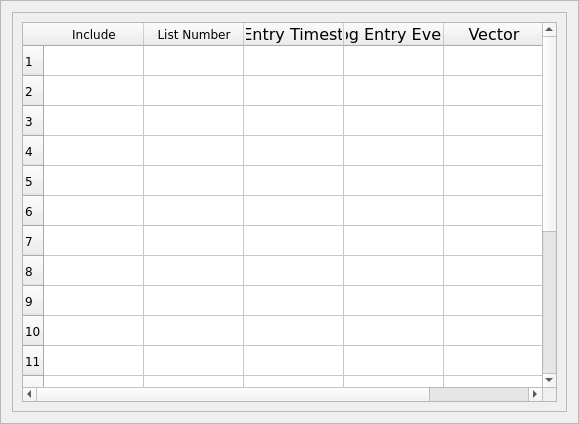
This is ui/log_entry_configuration.ui in CS4311-spring-2020/pick-tool-team14-keikaku as Qt 5 draws it before an edit. The edited form follows.
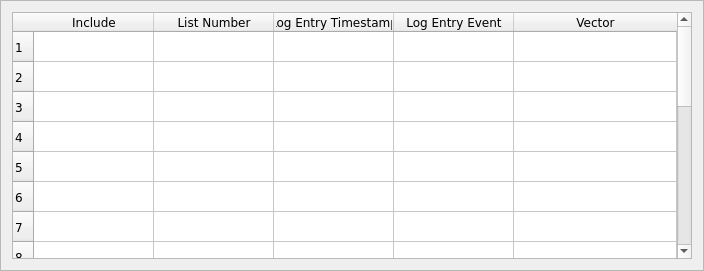
This is the edited form.

Commit message: Updated PyQT5-sip version. Cleaned up and unified change_configuration, event_configuration, log_entry_configuration, team_configuration, and vector_configuration.

```diff
--- a/ui/log_entry_configuration.ui
+++ b/ui/log_entry_configuration.ui
@@ -6,8 +6,8 @@
    <rect>
     <x>0</x>
     <y>0</y>
-    <width>579</width>
-    <height>424</height>
+    <width>704</width>
+    <height>271</height>
    </rect>
   </property>
   <property name="windowTitle">
@@ -21,27 +21,42 @@
   </property>
   <layout class="QGridLayout" name="gridLayout">
    <item row="0" column="0">
-    <widget class="QScrollArea" name="logEntryConfigScrollArea">
-     <property name="widgetResizable">
-      <bool>true</bool>
-     </property>
-     <widget class="QWidget" name="scrollAreaWidgetContents">
-      <property name="geometry">
-       <rect>
-        <x>0</x>
-        <y>0</y>
-        <width>551</width>
-        <height>396</height>
-       </rect>
-      </property>
-      <layout class="QGridLayout" name="gridLayout_2">
-       <item row="1" column="0">
         <widget class="QTableWidget" name="tableWidget">
+     <property name="minimumSize">
+      <size>
+       <width>680</width>
+       <height>0</height>
+      </size>
+     </property>
          <property name="font">
           <font>
            <family>Verdana</family>
           </font>
          </property>
+     <attribute name="horizontalHeaderVisible">
+      <bool>true</bool>
+     </attribute>
+     <attribute name="horizontalHeaderCascadingSectionResizes">
+      <bool>false</bool>
+     </attribute>
+     <attribute name="horizontalHeaderDefaultSectionSize">
+      <number>120</number>
+     </attribute>
+     <attribute name="horizontalHeaderMinimumSectionSize">
+      <number>60</number>
+     </attribute>
+     <attribute name="horizontalHeaderShowSortIndicator" stdset="0">
+      <bool>true</bool>
+     </attribute>
+     <attribute name="horizontalHeaderStretchLastSection">
+      <bool>true</bool>
+     </attribute>
+     <attribute name="verticalHeaderCascadingSectionResizes">
+      <bool>false</bool>
+     </attribute>
+     <attribute name="verticalHeaderStretchLastSection">
+      <bool>false</bool>
+     </attribute>
          <row>
           <property name="text">
            <string>1</string>
@@ -144,6 +159,7 @@
           <property name="font">
            <font>
             <family>Verdana</family>
+        <pointsize>9</pointsize>
            </font>
           </property>
           <property name="textAlignment">
@@ -157,6 +173,7 @@
           <property name="font">
            <font>
             <family>Verdana</family>
+        <pointsize>9</pointsize>
            </font>
           </property>
           <property name="textAlignment">
@@ -170,7 +187,7 @@
           <property name="font">
            <font>
             <family>Verdana</family>
-            <pointsize>12</pointsize>
+        <pointsize>9</pointsize>
            </font>
           </property>
           <property name="textAlignment">
@@ -184,7 +201,7 @@
           <property name="font">
            <font>
             <family>Verdana</family>
-            <pointsize>12</pointsize>
+        <pointsize>9</pointsize>
            </font>
           </property>
           <property name="textAlignment">
@@ -197,7 +214,8 @@
           </property>
           <property name="font">
            <font>
-            <pointsize>12</pointsize>
+        <family>Verdana</family>
+        <pointsize>9</pointsize>
            </font>
           </property>
           <property name="textAlignment">
@@ -212,8 +230,15 @@
            <enum>Unchecked</enum>
           </property>
          </item>
-         <item row="0" column="4"/>
+     <item row="0" column="4">
+      <property name="text">
+       <string/>
+      </property>
+     </item>
          <item row="1" column="0">
+      <property name="text">
+       <string/>
+      </property>
           <property name="checkState">
            <enum>Unchecked</enum>
           </property>
@@ -243,41 +268,65 @@
           </property>
          </item>
          <item row="5" column="0">
+      <property name="text">
+       <string/>
+      </property>
           <property name="checkState">
            <enum>Unchecked</enum>
           </property>
          </item>
          <item row="6" column="0">
+      <property name="text">
+       <string/>
+      </property>
           <property name="checkState">
            <enum>Unchecked</enum>
           </property>
          </item>
          <item row="7" column="0">
+      <property name="text">
+       <string/>
+      </property>
           <property name="checkState">
            <enum>Unchecked</enum>
           </property>
          </item>
          <item row="8" column="0">
+      <property name="text">
+       <string/>
+      </property>
           <property name="checkState">
            <enum>Unchecked</enum>
           </property>
          </item>
          <item row="9" column="0">
+      <property name="text">
+       <string/>
+      </property>
           <property name="checkState">
            <enum>Unchecked</enum>
           </property>
          </item>
          <item row="10" column="0">
+      <property name="text">
+       <string/>
+      </property>
           <property name="checkState">
            <enum>Unchecked</enum>
           </property>
          </item>
          <item row="11" column="0">
+      <property name="text">
+       <string/>
+      </property>
           <property name="checkState">
            <enum>Unchecked</enum>
           </property>
          </item>
          <item row="12" column="0">
+      <property name="text">
+       <string/>
+      </property>
           <property name="checkState">
            <enum>Unchecked</enum>
           </property>
@@ -291,6 +340,9 @@
           </property>
          </item>
          <item row="14" column="0">
+      <property name="text">
+       <string/>
+      </property>
           <property name="checkState">
            <enum>Unchecked</enum>
           </property>
@@ -304,24 +356,29 @@
           </property>
          </item>
          <item row="16" column="0">
+      <property name="text">
+       <string/>
+      </property>
           <property name="checkState">
            <enum>Unchecked</enum>
           </property>
          </item>
          <item row="17" column="0">
+      <property name="text">
+       <string/>
+      </property>
           <property name="checkState">
            <enum>Unchecked</enum>
           </property>
          </item>
          <item row="18" column="0">
+      <property name="text">
+       <string/>
+      </property>
           <property name="checkState">
            <enum>Unchecked</enum>
           </property>
          </item>
-        </widget>
-       </item>
-      </layout>
-     </widget>
     </widget>
    </item>
   </layout>
```
Left out of the diff: 4 changed lines with no effect on the pictures. Lines whose indentation alone changed are shown as unchanged. The commit also changes 9 other files.
